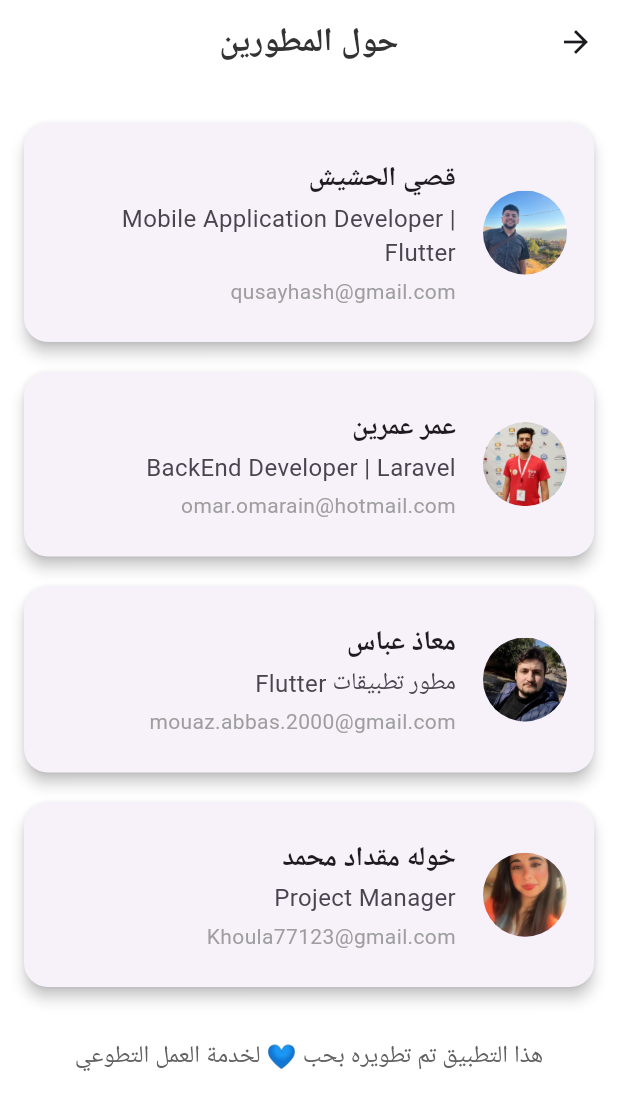
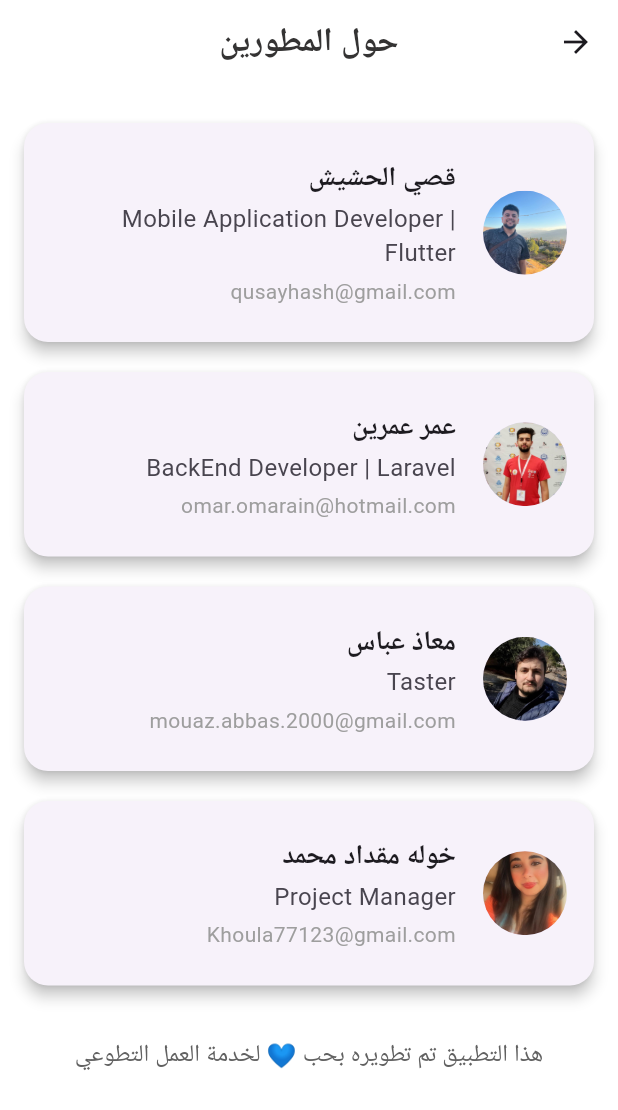
Before and after one commit to medlife056/medlife-postsManegments, a Flutter app: the AboutDevelopersScreen screen opened directly, on a phone screen of 412 x 824 dp. Shown: the top 1110 px of the screen. Run offline on Flutter 3.47's test engine with Material 3 defaults, Android fonts, the phone set to English and light mode, and no system bars; our stand-ins replace get, shared_preferences; accounts and stored records are empty.

Commit message:
edit aboutdev

```diff
--- a/lib/Screens/Dev/aboutDev.dart
+++ b/lib/Screens/Dev/aboutDev.dart
@@ -45,7 +45,7 @@ class AboutDevelopersScreen extends StatelessWidget {
               ),
                 _buildDeveloperCard(
                 name: 'معاذ عباس',
-                role: 'مطور تطبيقات Flutter',
+                role: 'Taster',
                 email: 'mouaz.abbas.2000@gmail.com',
                 imagePath: 'assets/images/moaaz.jpg',
                 isTablet: isTablet,
```
